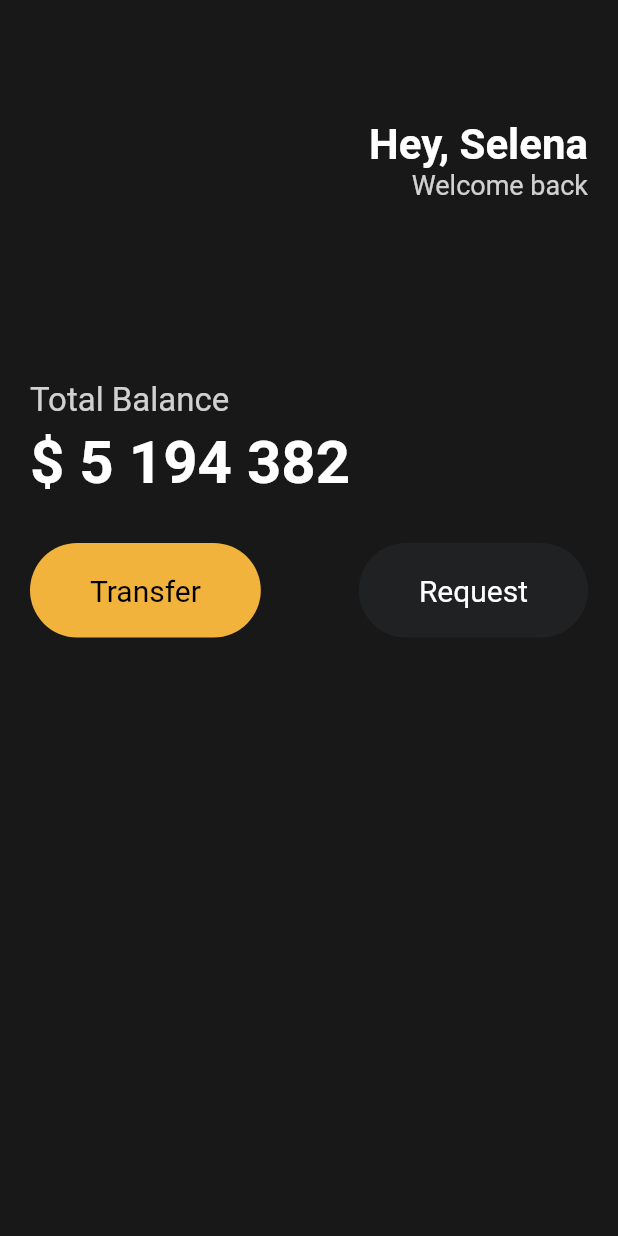
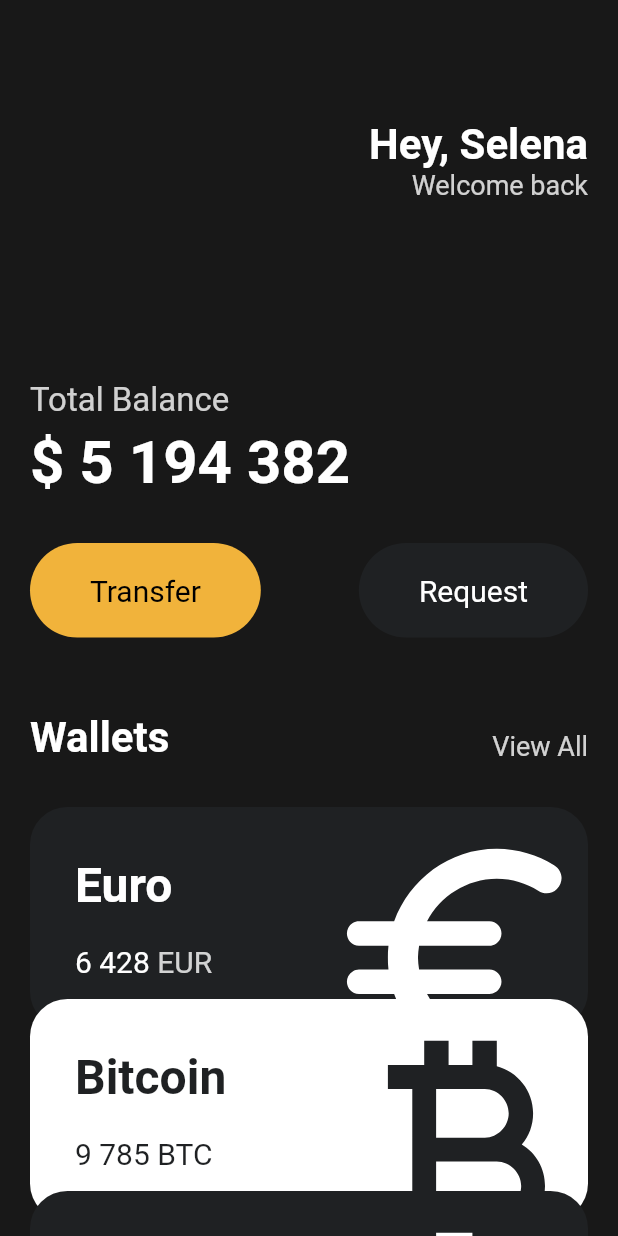
Before and after one commit to neo-rooney/nomadcoders_flutter_hello-flutter, a Flutter app: the screen it shows after launch, on a phone screen of 412 x 824 dp. Run offline on Flutter 3.47's test engine with Material 2 defaults, Android fonts, the phone set to English and light mode, and no system bars.

Commit message:
Feat: 3.8 Resuable Card

```diff
--- a/lib/main.dart
+++ b/lib/main.dart
@@ -1,5 +1,6 @@
 import 'package:flutter/material.dart';
 import 'package:toonfix/widgets/button.dart';
+import 'package:toonfix/widgets/curreny_card.dart';
 
 void main() {
   runApp(const App());
@@ -13,7 +14,8 @@ class App extends StatelessWidget {
     return MaterialApp(
       home: Scaffold(
         backgroundColor: const Color(0xFF181818),
-        body: Padding(
+        body: SingleChildScrollView(
+          child: Padding(
             padding: const EdgeInsets.symmetric(
               horizontal: 20,
             ),
@@ -86,8 +88,63 @@ class App extends StatelessWidget {
                       textColor: Colors.white,
                     )
                   ],
-              )
+                ),
+                const SizedBox(
+                  height: 50,
+                ),
+                Row(
+                  crossAxisAlignment: CrossAxisAlignment.end,
+                  mainAxisAlignment: MainAxisAlignment.spaceBetween,
+                  children: [
+                    const Text(
+                      'Wallets',
+                      style: TextStyle(
+                        fontSize: 28,
+                        fontWeight: FontWeight.w600,
+                        color: Colors.white,
+                      ),
+                    ),
+                    Text(
+                      'View All',
+                      style: TextStyle(
+                        fontSize: 18,
+                        color: Colors.white.withOpacity(0.8),
+                      ),
+                    ),
                   ],
+                ),
+                const SizedBox(
+                  height: 30,
+                ),
+                const CurrencyCard(
+                  name: 'Euro',
+                  code: 'EUR',
+                  amount: '6 428',
+                  icon: Icons.euro_rounded,
+                  isInverted: false,
+                ),
+                Transform.translate(
+                  offset: const Offset(0, -20),
+                  child: const CurrencyCard(
+                    name: 'Bitcoin',
+                    code: 'BTC',
+                    amount: '9 785',
+                    icon: Icons.currency_bitcoin,
+                    isInverted: true,
+                  ),
+                ),
+                Transform.translate(
+                  offset: const Offset(0, -40),
+                  child: const CurrencyCard(
+                    name: 'Dollar',
+                    code: 'USD',
+                    amount: '428',
+                    icon: Icons.attach_money_outlined,
+                    isInverted: false,
+                  ),
+                ),
+              ],
+            ),
           ),
         ),
       ),
--- /dev/null
+++ b/lib/widgets/curreny_card.dart
@@ -0,0 +1,90 @@
+import 'package:flutter/material.dart';
+
+class CurrencyCard extends StatelessWidget {
+  final String name, code, amount;
+  final IconData icon;
+  final bool isInverted;
+
+  final _blackColor = const Color(0xFF1F2123);
+
+  const CurrencyCard({
+    super.key,
+    required this.name,
+    required this.code,
+    required this.amount,
+    required this.icon,
+    required this.isInverted,
+  });
+
+  @override
+  Widget build(BuildContext context) {
+    return Container(
+      clipBehavior: Clip.hardEdge,
+      decoration: BoxDecoration(
+        color: isInverted ? Colors.white : _blackColor,
+        borderRadius: BorderRadius.circular(25),
+      ),
+      child: Padding(
+        padding: const EdgeInsets.all(30),
+        child: Row(
+          mainAxisAlignment: MainAxisAlignment.spaceBetween,
+          children: [
+            Column(
+              crossAxisAlignment: CrossAxisAlignment.start,
+              children: [
+                Text(
+                  name,
+                  style: TextStyle(
+                    color: isInverted ? _blackColor : Colors.white,
+                    fontSize: 32,
+                    fontWeight: FontWeight.w600,
+                  ),
+                ),
+                const SizedBox(
+                  height: 20,
+                ),
+                Row(
+                  children: [
+                    Text(
+                      amount,
+                      style: TextStyle(
+                        color: isInverted ? _blackColor : Colors.white,
+                        fontSize: 20,
+                      ),
+                    ),
+                    const SizedBox(
+                      width: 5,
+                    ),
+                    Text(
+                      code,
+                      style: TextStyle(
+                        color: isInverted
+                            ? _blackColor
+                            : Colors.white.withOpacity(0.8),
+                        fontSize: 20,
+                      ),
+                    ),
+                  ],
+                )
+              ],
+            ),
+            Transform.scale(
+              scale: 2.2,
+              child: Transform.translate(
+                offset: const Offset(
+                  -5,
+                  12,
+                ),
+                child: Icon(
+                  icon,
+                  color: isInverted ? _blackColor : Colors.white,
+                  size: 88,
+                ),
+              ),
+            )
+          ],
+        ),
+      ),
+    );
+  }
+}
```
Lines whose indentation alone changed are shown as unchanged.
